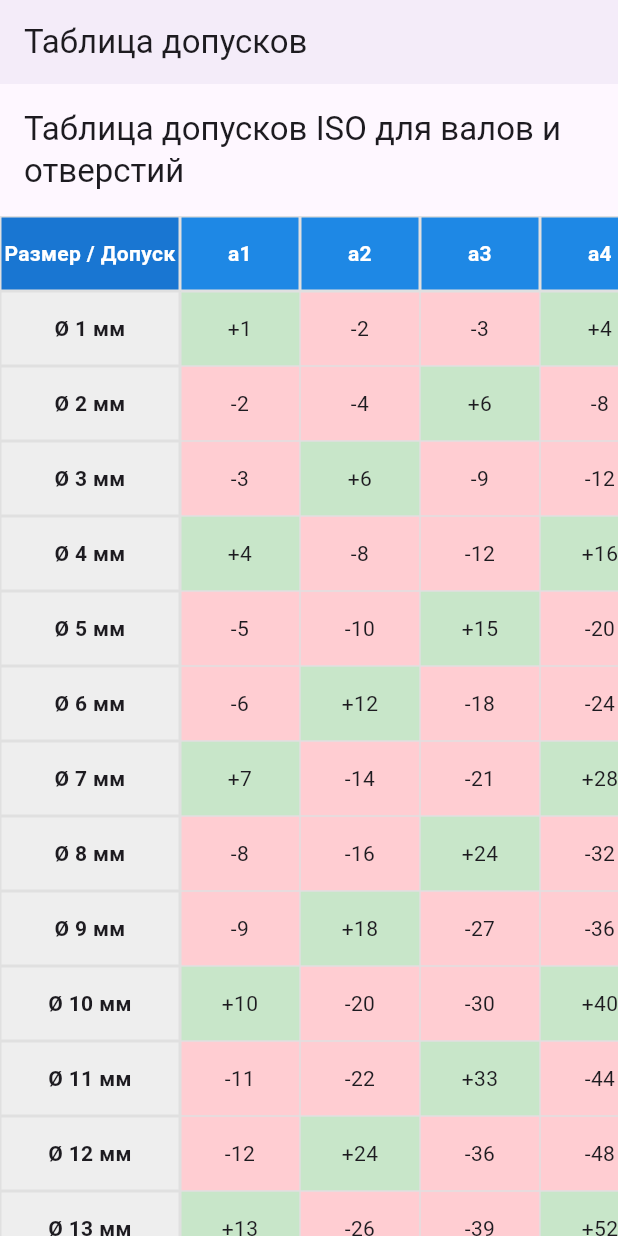
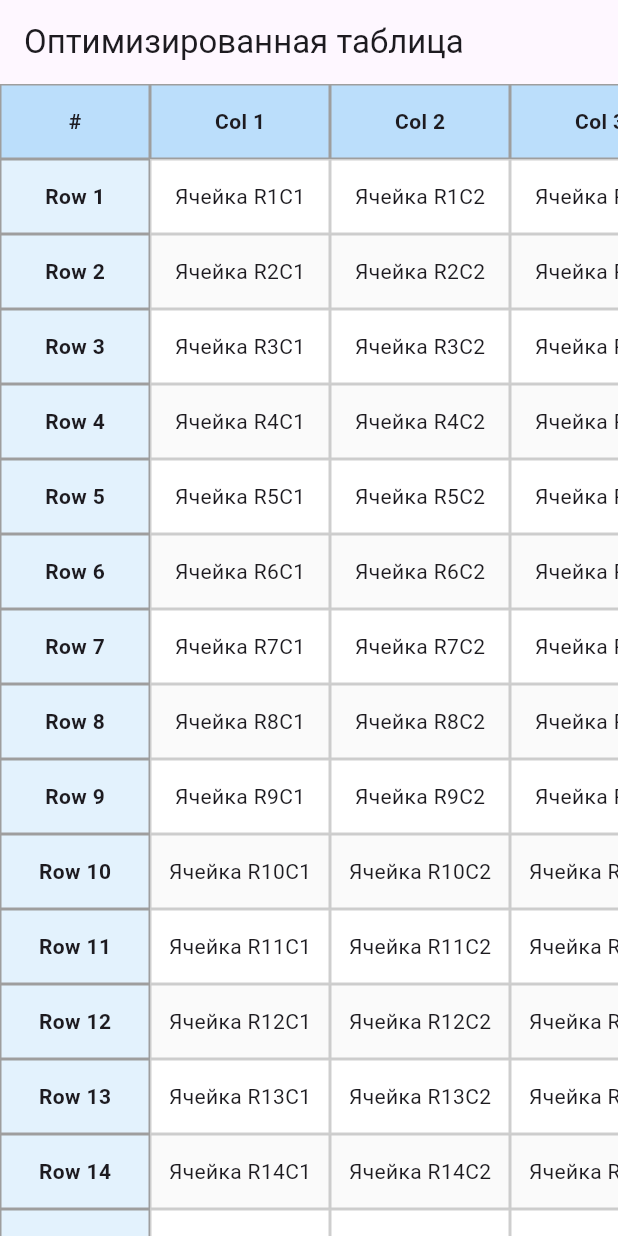
Before and after one commit to a-dev-mobile/tolerance, a Flutter app: the screen it shows after launch, on a phone screen of 412 x 824 dp. Run offline on Flutter 3.47's test engine with Material 3 defaults, Android fonts, the light colour scheme and no system bars.

Commit message:
Refactor data table implementation for improved performance and readability

```diff
--- a/lib/main.dart
+++ b/lib/main.dart
@@ -10,90 +10,54 @@ class MyApp extends StatelessWidget {
   @override
   Widget build(BuildContext context) {
     return MaterialApp(
-      title: 'Таблица допусков',
+      title: 'Двусторонняя прокрутка таблицы',
       theme: ThemeData(
         primarySwatch: Colors.blue,
-        brightness: Brightness.light,
       ),
-      home: const ScrollableTableScreen(),
+      home: const OptimizedDataTableExample(),
     );
   }
 }
 
-class ScrollableTableScreen extends StatefulWidget {
-  const ScrollableTableScreen({Key? key}) : super(key: key);
+class OptimizedDataTableExample extends StatefulWidget {
+  const OptimizedDataTableExample({Key? key}) : super(key: key);
 
   @override
-  _ScrollableTableScreenState createState() => _ScrollableTableScreenState();
+  State<OptimizedDataTableExample> createState() => _OptimizedDataTableExampleState();
 }
 
-class _ScrollableTableScreenState extends State<ScrollableTableScreen> {
-  // Контроллеры для синхронизации прокрутки
+class _OptimizedDataTableExampleState extends State<OptimizedDataTableExample> {
+  final ScrollController _verticalController = ScrollController();
   final ScrollController _horizontalController = ScrollController();
-  final ScrollController _verticalController = ScrollController();
 
-  // Размеры ячеек и заголовков
-  final double _rowHeight = 50.0;
-  final double _firstColumnWidth = 120.0;
-  final double _columnWidth = 80.0;
+  // Генерируем большой набор данных
+  late final List<List<String>> _tableData;
 
-  // Данные для таблицы
-  late List<String> _horizontalHeaders;
-  late List<String> _verticalHeaders;
-  late List<List<String>> _tableData;
+  final int _rowCount = 1000;  // Увеличиваем количество строк для проверки производительности
+  final int _colCount = 100;   // Увеличиваем количество колонок
 
-  // Количество строк и столбцов
-  final int _rowCount = 100; // Количество строк
-  final int _columnCount = 100; // Количество столбцов
+  final double _cellWidth = 120.0;
+  final double _cellHeight = 50.0;
+  final double _firstColWidth = 100.0;
+  final double _headerHeight = 50.0;
 
   @override
   void initState() {
     super.initState();
-    _generateTableData();
-  }
-
-  // Генерируем данные для таблицы допусков
-  void _generateTableData() {
-    // Создаем заголовки столбцов (допуски)
-    final List<String> fitTypes = ['a', 'b', 'c', 'd', 'e', 'f', 'g', 'h', 'js', 'k', 'm', 'n', 'p', 'r', 's', 't', 'u', 'v', 'x', 'y', 'z', 'za', 'zb', 'zc'];
-    final List<String> fitGrades = ['1', '2', '3', '4', '5', '6', '7', '8', '9', '10', '11', '12', '13', '14', '15', '16', '17', '18'];
-
-    _horizontalHeaders = [];
-
-    // Добавляем малые буквы (отверстия)
-    for (var type in fitTypes) {
-      for (var grade in fitGrades) {
-        _horizontalHeaders.add('$type$grade');
-      }
-    }
-
-    // Добавляем большие буквы (валы)
-    for (var type in fitTypes) {
-      String upperType = type.toUpperCase();
-      for (var grade in fitGrades) {
-        _horizontalHeaders.add('$upperType$grade');
-      }
-    }
-
-    // Создаем заголовки строк (диаметры)
-    _verticalHeaders = List.generate(_rowCount, (index) => 'Ø ${index + 1} мм');
-
-    // Создаем данные таблицы
-    _tableData = List.generate(_rowCount, (rowIndex) {
-      return List.generate(_columnCount, (colIndex) {
-        // Здесь можно добавить реальные данные допусков
-        // Для примера генерируем случайные значения
-        final sign = (rowIndex + colIndex) % 3 == 0 ? '+' : '-';
-        final value = ((rowIndex + 1) * (colIndex + 1)) % 100;
-        return '$sign$value';
-      });
-    });
+    // Инициализируем данные только один раз
+    _tableData = List.generate(
+      _rowCount,
+      (rowIndex) => List.generate(
+        _colCount,
+        (colIndex) => 'Ячейка R${rowIndex + 1}C${colIndex + 1}',
+      ),
+    );
   }
 
   @override
   void dispose() {
+    _verticalController.dispose();
     _horizontalController.dispose();
-    _verticalController.dispose();
     super.dispose();
   }
 
@@ -101,227 +65,154 @@ class _ScrollableTableScreenState extends State<ScrollableTableScreen> {
   Widget build(BuildContext context) {
     return Scaffold(
       appBar: AppBar(
-        title: const Text('Таблица допусков'),
-        elevation: 2,
+        title: const Text('Оптимизированная таблица'),
       ),
       body: Column(
         children: [
-          Padding(
-            padding: const EdgeInsets.all(16.0),
-            child: Text(
-              'Таблица допусков ISO для валов и отверстий',
-              style: Theme.of(context).textTheme.titleLarge,
+          _buildHeaderRow(),
+          Expanded(
+            child: Row(
+              children: [
+                _buildFirstColumn(),
+                Expanded(child: _buildOptimizedDataTable()),
+              ],
             ),
-          ),
-          Expanded(
-            child: _buildScrollableTable(),
           ),
         ],
       ),
     );
   }
 
-  Widget _buildScrollableTable() {
-    return Stack(
-      children: [
-        // 1. Основная часть таблицы (прокручиваемая во всех направлениях)
-        Positioned.fill(
-          top: _rowHeight,
-          left: _firstColumnWidth,
-          child: NotificationListener<ScrollNotification>(
-            onNotification: (ScrollNotification notification) {
-              // Синхронизируем горизонтальную прокрутку
-              if (notification is ScrollUpdateNotification &&
-                  notification.metrics.axis == Axis.horizontal) {
-                _horizontalController.jumpTo(_horizontalController.offset + notification.scrollDelta!);
-              }
-              // Синхронизируем вертикальную прокрутку
-              if (notification is ScrollUpdateNotification &&
-                  notification.metrics.axis == Axis.vertical) {
-                _verticalController.jumpTo(_verticalController.offset + notification.scrollDelta!);
-              }
-              return true;
-            },
+  Widget _buildHeaderRow() {
+    return SizedBox(
+      height: _headerHeight,
+      child: Row(
+        children: [
+          Container(
+            width: _firstColWidth,
+            height: _headerHeight,
+            alignment: Alignment.center,
+            decoration: BoxDecoration(
+              color: Colors.blue[100],
+              border: Border.all(color: Colors.grey),
+            ),
+            child: const Text('#', style: TextStyle(fontWeight: FontWeight.bold)),
+          ),
+          Expanded(
             child: SingleChildScrollView(
+              controller: _horizontalController,
               scrollDirection: Axis.horizontal,
-              physics: const ClampingScrollPhysics(),
-              child: SingleChildScrollView(
-                scrollDirection: Axis.vertical,
-                physics: const ClampingScrollPhysics(),
-                child: _buildMainTable(),
+              physics: const NeverScrollableScrollPhysics(), // Отключаем собственную прокрутку
+              child: Row(
+                children: List.generate(
+                  _colCount,
+                  (index) => Container(
+                    width: _cellWidth,
+                    height: _headerHeight,
+                    alignment: Alignment.center,
+                    decoration: BoxDecoration(
+                      color: Colors.blue[100],
+                      border: Border.all(color: Colors.grey),
+                    ),
+                    child: Text(
+                      'Col ${index + 1}',
+                      style: const TextStyle(fontWeight: FontWeight.bold),
+                    ),
+                  ),
+                ),
               ),
             ),
           ),
-        ),
-
-        // 2. Фиксированный левый верхний угол
-        Positioned(
-          top: 0,
-          left: 0,
-          child: Container(
-            width: _firstColumnWidth,
-            height: _rowHeight,
-            decoration: BoxDecoration(
-              color: Colors.blue.shade700,
-              border: Border.all(color: Colors.grey.shade300),
-            ),
-            child: const Center(
-              child: Text(
-                'Размер / Допуск',
-                style: TextStyle(
-                  fontWeight: FontWeight.bold,
-                  color: Colors.white,
-                ),
-                textAlign: TextAlign.center,
-              ),
-            ),
-          ),
-        ),
-
-        // 3. Фиксированная верхняя строка (прокручивается только по горизонтали)
-        Positioned(
-          top: 0,
-          left: _firstColumnWidth,
-          right: 0,
-          height: _rowHeight,
-          child: SingleChildScrollView(
-            scrollDirection: Axis.horizontal,
-            controller: _horizontalController,
-            physics: const ClampingScrollPhysics(),
-            child: _buildHorizontalHeaderRow(),
-          ),
-        ),
-
-        // 4. Фиксированная левая колонка (прокручивается только по вертикали)
-        Positioned(
-          top: _rowHeight,
-          left: 0,
-          bottom: 0,
-          width: _firstColumnWidth,
-          child: SingleChildScrollView(
-            scrollDirection: Axis.vertical,
-            controller: _verticalController,
-            physics: const ClampingScrollPhysics(),
-            child: _buildVerticalHeaderColumn(),
-          ),
-        ),
-      ],
+        ],
+      ),
     );
   }
 
-  // Строит основную часть таблицы (все данные)
-  Widget _buildMainTable() {
-    return Table(
-      columnWidths: Map.fromIterable(
-        List.generate(_columnCount, (index) => index),
-        key: (index) => index,
-        value: (index) => FixedColumnWidth(_columnWidth),
+  Widget _buildFirstColumn() {
+    return SizedBox(
+      width: _firstColWidth,
+      child: ListView.builder(
+        controller: _verticalController,
+        physics: const NeverScrollableScrollPhysics(), // Отключаем собственную прокрутку
+        itemCount: _rowCount,
+        itemExtent: _cellHeight, // Фиксированная высота для повышения производительности
+        itemBuilder: (context, rowIndex) => Container(
+          width: _firstColWidth,
+          height: _cellHeight,
+          alignment: Alignment.center,
+          decoration: BoxDecoration(
+            color: Colors.blue[50],
+            border: Border.all(color: Colors.grey),
+          ),
+          child: Text(
+            'Row ${rowIndex + 1}',
+            style: const TextStyle(fontWeight: FontWeight.bold),
+          ),
+        ),
       ),
-      defaultVerticalAlignment: TableCellVerticalAlignment.middle,
-      border: TableBorder.all(color: Colors.grey.shade300),
-      children: List.generate(_rowCount, (rowIndex) {
-        return TableRow(
-          children: List.generate(_columnCount, (colIndex) {
-            // Определяем цвет ячейки в зависимости от типа допуска
-            final headerText = _horizontalHeaders[colIndex];
-            Color cellColor = Colors.white;
-
-            // Если это допуск отверстия (маленькая буква)
-            if (headerText[0].toLowerCase() == headerText[0]) {
-              cellColor = Colors.blue.shade50;
-            }
-            // Если это допуск вала (большая буква)
-            else {
-              cellColor = Colors.green.shade50;
-            }
-
-            // Применяем дополнительные стили в зависимости от значения
-            final value = _tableData[rowIndex][colIndex];
-            if (value.startsWith('+')) {
-              cellColor = value.startsWith('+0') ? cellColor : Colors.green.shade100;
-            } else if (value.startsWith('-')) {
-              cellColor = value.startsWith('-0') ? cellColor : Colors.red.shade100;
-            }
-
-            return Container(
-              height: _rowHeight,
-              color: cellColor,
-              child: Center(
-                child: Text(
-                  _tableData[rowIndex][colIndex],
-                  textAlign: TextAlign.center,
-                ),
-              ),
-            );
-          }),
-        );
-      }),
     );
   }
 
-  // Строит строку заголовков (типы допусков)
-  Widget _buildHorizontalHeaderRow() {
-    return Row(
-      children: List.generate(_columnCount, (index) {
-        final headerText = _horizontalHeaders[index];
-
-        // Определяем цвет заголовка
-        Color headerColor;
-        Color textColor = Colors.white;
-
-        // Если это допуск отверстия (маленькая буква)
-        if (headerText[0].toLowerCase() == headerText[0]) {
-          headerColor = Colors.blue.shade600;
+  Widget _buildOptimizedDataTable() {
+    return NotificationListener<ScrollNotification>(
+      onNotification: (ScrollNotification scrollInfo) {
+        // Обрабатываем вертикальную прокрутку данных - синхронизируем с первой колонкой
+        if (scrollInfo is ScrollUpdateNotification &&
+            scrollInfo.metrics.axis == Axis.vertical) {
+          _verticalController.jumpTo(scrollInfo.metrics.pixels);
         }
-        // Если это допуск вала (большая буква)
-        else {
-          headerColor = Colors.green.shade600;
+        // Обрабатываем горизонтальную прокрутку данных - синхронизируем с заголовком
+        if (scrollInfo is ScrollUpdateNotification &&
+            scrollInfo.metrics.axis == Axis.horizontal) {
+          _horizontalController.jumpTo(scrollInfo.metrics.pixels);
         }
-
-        return Container(
-          width: _columnWidth,
-          height: _rowHeight,
-          decoration: BoxDecoration(
-            color: headerColor,
-            border: Border.all(color: Colors.grey.shade300),
+        return false; // Позволяем событию продолжить распространение
+      },
+      child: SingleChildScrollView(
+        scrollDirection: Axis.horizontal,
+        physics: const ClampingScrollPhysics(),
+        child: SizedBox(
+          width: _cellWidth * _colCount,
+          child: ListView.builder(
+            physics: const ClampingScrollPhysics(),
+            itemCount: _rowCount,
+            itemExtent: _cellHeight, // Фиксированная высота для повышения производительности
+            itemBuilder: (context, rowIndex) {
+              return SizedBox(
+                height: _cellHeight,
+                child: _buildOptimizedRow(rowIndex),
+              );
+            },
           ),
-          child: Center(
-            child: Text(
-              headerText,
-              style: TextStyle(
-                fontWeight: FontWeight.bold,
-                color: textColor,
-              ),
-              textAlign: TextAlign.center,
-            ),
-          ),
-        );
-      }),
+        ),
+      ),
     );
   }
 
-  // Строит колонку заголовков (размеры)
-  Widget _buildVerticalHeaderColumn() {
-    return Column(
-      children: List.generate(_rowCount, (index) {
+  // Используем ListView.builder для ячеек для оптимизации рендеринга
+  Widget _buildOptimizedRow(int rowIndex) {
+    return ListView.builder(
+      scrollDirection: Axis.horizontal,
+      physics: const NeverScrollableScrollPhysics(), // Отключаем прокрутку для строки
+      itemCount: _colCount,
+      itemExtent: _cellWidth, // Фиксированная ширина для повышения производительности
+      itemBuilder: (context, colIndex) {
         return Container(
-          width: _firstColumnWidth,
-          height: _rowHeight,
+          width: _cellWidth,
+          height: _cellHeight,
           decoration: BoxDecoration(
-            color: Colors.grey.shade200,
-            border: Border.all(color: Colors.grey.shade300),
+            border: Border.all(color: Colors.grey.withOpacity(0.5)),
+            color: (rowIndex % 2 == 0) ? Colors.white : Colors.grey[50],
           ),
-          child: Center(
-            child: Text(
-              _verticalHeaders[index],
-              style: const TextStyle(
-                fontWeight: FontWeight.bold,
-              ),
-              textAlign: TextAlign.center,
-            ),
+          alignment: Alignment.center,
+          padding: const EdgeInsets.symmetric(horizontal: 4.0),
+          child: Text(
+            _tableData[rowIndex][colIndex],
+            overflow: TextOverflow.ellipsis,
+            maxLines: 1,
           ),
         );
-      }),
+      },
     );
   }
 }
```
